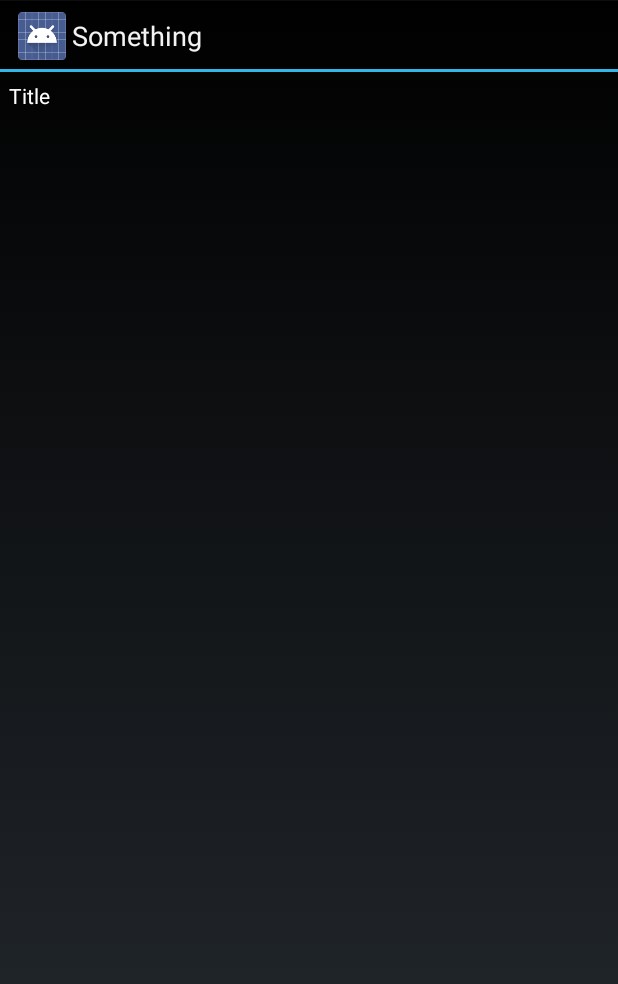
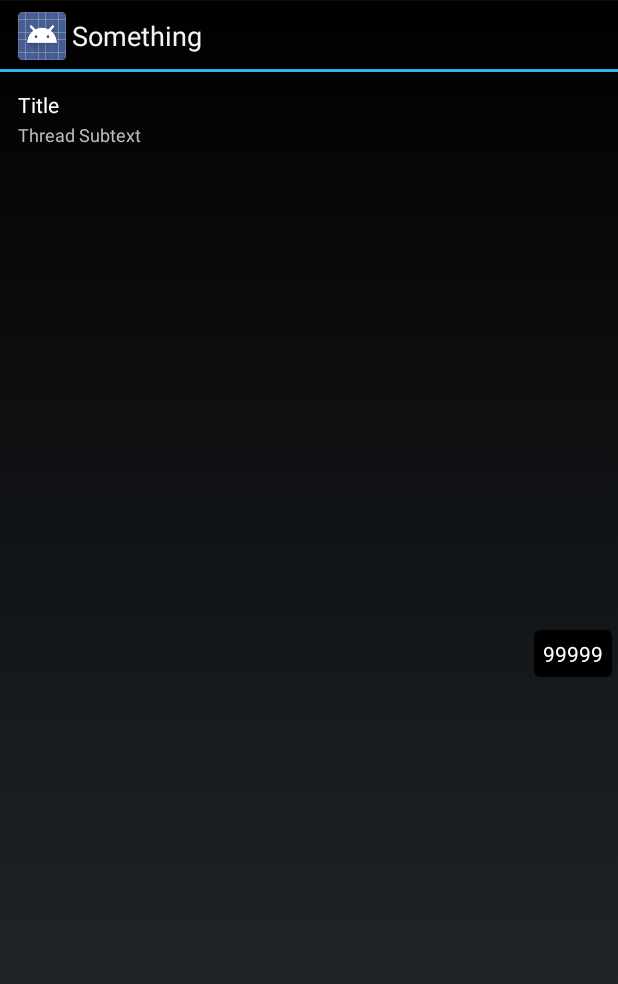
Before and after one commit to 2fast2fourier/something.apk, an Android app: the layout thread_item.xml on its own in the app's theme, with its tools: preview values and no code run, on a phone screen of 412 x 824 dp. Shown: the top 984 px of the screen. Run offline under Robolectric (Android 15) with nearby library versions, the phone set to English and light mode, and no system bars.

Commit message:
Remove sliding menu, use inline forum item. Clean up thread list.

```diff
--- a/Something/src/main/java/com/salvadordalvik/something/ForumListFragment.java
+++ b/Something/src/main/java/com/salvadordalvik/something/ForumListFragment.java
@@ -8,7 +8,7 @@ import android.widget.ListView;
 import com.salvadordalvik.fastlibrary.FastFragment;
 import com.salvadordalvik.fastlibrary.data.FastQueryTask;
 import com.salvadordalvik.fastlibrary.list.FastAdapter;
-import com.salvadordalvik.something.data.ForumItem;
+import com.salvadordalvik.something.list.ForumItem;
 import com.salvadordalvik.something.data.SomeDatabase;
 
 import java.util.List;
--- a/Something/src/main/java/com/salvadordalvik/something/data/ForumItem.java
+++ b/Something/src/main/java/com/salvadordalvik/something/list/ForumItem.java
@@ -1,4 +1,4 @@
-package com.salvadordalvik.something.data;
+package com.salvadordalvik.something.list;
 
 import android.app.Activity;
 import android.app.Fragment;
@@ -19,12 +19,12 @@ public class ForumItem extends BaseFastItem<ForumItem.ForumHolder> {
     private Spanned title;
 
     public ForumItem(int id, String title) {
-        super(R.layout.thread_item, id, 0, true);
+        super(R.layout.thread_item, id, true);
         this.title = Html.fromHtml(title);
     }
 
     public ForumItem(Cursor data) {
-        super(R.layout.thread_item, data.getInt(data.getColumnIndex("forum_id")), 0, true);
+        super(R.layout.thread_item, data.getInt(data.getColumnIndex("forum_id")), true);
         title = Html.fromHtml(data.getString(data.getColumnIndex("forum_name")));
     }
 
--- a/Something/src/main/java/com/salvadordalvik/something/data/PostItem.java
+++ b/Something/src/main/java/com/salvadordalvik/something/list/PostItem.java
@@ -1,4 +1,4 @@
-package com.salvadordalvik.something.data;
+package com.salvadordalvik.something.list;
 
 import android.app.Activity;
 import android.app.Fragment;
@@ -23,7 +23,7 @@ public class PostItem extends BaseFastItem<PostItem.PostHolder> implements Html.
     private Spanned content;
 
     public PostItem(int id, String author, String avTitle, String avatar, String content, String postDate) {
-        super(R.layout.post_item, id, 0, false);
+        super(R.layout.post_item, id, false);
         this.author = author;
         this.avatar = avatar;
         this.avTitle = avTitle;
--- a/Something/src/main/java/com/salvadordalvik/something/request/ThreadListRequest.java
+++ b/Something/src/main/java/com/salvadordalvik/something/request/ThreadListRequest.java
@@ -6,7 +6,7 @@ import com.android.volley.NetworkResponse;
 import com.android.volley.Request;
 import com.android.volley.Response;
 import com.salvadordalvik.something.data.ForumProcessTask;
-import com.salvadordalvik.something.data.ThreadItem;
+import com.salvadordalvik.something.list.ThreadItem;
 
 import org.jsoup.nodes.Document;
 import org.jsoup.nodes.Element;
--- a/Something/src/main/java/com/salvadordalvik/something/request/ThreadPageRequest.java
+++ b/Something/src/main/java/com/salvadordalvik/something/request/ThreadPageRequest.java
@@ -6,7 +6,7 @@ import com.android.volley.NetworkResponse;
 import com.android.volley.Request;
 import com.android.volley.Response;
 import com.salvadordalvik.fastlibrary.util.FastUtils;
-import com.salvadordalvik.something.data.PostItem;
+import com.salvadordalvik.something.list.PostItem;
 
 import org.jsoup.nodes.Document;
 import org.jsoup.nodes.Element;
@@ -27,6 +27,8 @@ public class ThreadPageRequest extends HTMLRequest<ThreadPageRequest.ThreadPage>
         }else{
             addParam("goto", "newpost");
         }
+        //TODO remove noseen when mark-last is added
+        addParam("noseen","1");
     }
 
     @Override
--- /dev/null
+++ b/Something/src/main/res/drawable/rounded_corner_background.xml
@@ -0,0 +1,14 @@
+<?xml version="1.0" encoding="utf-8"?>
+
+<shape xmlns:android="http://schemas.android.com/apk/res/android"
+    android:shape="rectangle">
+
+    <solid
+        android:color="#000000"/>
+
+    <corners
+        android:bottomRightRadius="4dp"
+        android:bottomLeftRadius="4dp"
+        android:topLeftRadius="4dp"
+        android:topRightRadius="4dp"/>
+</shape>
--- a/Something/src/main/res/layout/thread_item.xml
+++ b/Something/src/main/res/layout/thread_item.xml
@@ -1,13 +1,39 @@
 <?xml version="1.0" encoding="utf-8"?>
 
 <RelativeLayout xmlns:android="http://schemas.android.com/apk/res/android"
-    android:layout_width="match_parent" android:layout_height="match_parent">
+    android:layout_width="match_parent" android:layout_height="match_parent"
+    android:paddingLeft="12dp"
+    android:paddingTop="12dp"
+    android:paddingBottom="12dp"
+    android:paddingRight="4dp">
 
     <TextView
         android:layout_width="wrap_content"
         android:layout_height="wrap_content"
         android:text="Title"
         android:id="@+id/thread_item_title"
+        android:layout_toLeftOf="@+id/thread_item_unread"
+        android:layout_alignParentLeft="true"
+        android:layout_marginRight="8dp"
+        android:textColor="#FFFFFF" />
+
+    <TextView
+        android:layout_width="wrap_content"
+        android:layout_height="wrap_content"
+        android:text="Thread Subtext"
+        android:id="@+id/thread_item_subtext"
+        android:layout_below="@+id/thread_item_title"
+        android:paddingTop="2dp"
+        android:textSize="12sp" />
+
+    <TextView
+        android:layout_width="wrap_content"
+        android:layout_height="wrap_content"
+        android:text="99999"
+        android:id="@+id/thread_item_unread"
+        android:layout_alignParentRight="true"
+        android:textColor="#FFFFFF"
         android:padding="6dp"
-        android:textColor="#FFFFFF" />
+        android:background="@drawable/rounded_corner_background"
+        android:layout_centerVertical="true" />
 </RelativeLayout>
--- a/Something/src/main/res/values/dimens.xml
+++ b/Something/src/main/res/values/dimens.xml
@@ -6,4 +6,5 @@
         <!-- Per the design guidelines, navigation drawers should be between 240dp and 320dp:
          https://developer.android.com/design/patterns/navigation-drawer.html -->
     <dimen name="navigation_drawer_width">240dp</dimen>
+    <dimen name="nav_list_width">360dp</dimen>
 </resources>
```
Also changed, not shown: Something/src/main/java/com/salvadordalvik/something/MainActivity.java (+19 -36 lines), Something/src/main/java/com/salvadordalvik/something/ThreadListFragment.java (+47 -8 lines), Something/src/main/java/com/salvadordalvik/something/data/ThreadItem.java (deleted, +0 -50 lines), Something/src/main/java/com/salvadordalvik/something/list/MenuItem.java (added, +37 -0 lines), Something/src/main/java/com/salvadordalvik/something/list/StubItem.java (added, +38 -0 lines), Something/src/main/java/com/salvadordalvik/something/list/ThreadItem.java (added, +78 -0 lines), Something/src/main/res/layout/activity_main.xml (+4 -5 lines), Something/src/main/res/layout/divider_item.xml (added, +11 -0 lines), Something/src/main/res/layout/menu_item.xml (added, +13 -0 lines), Something/src/main/res/drawable-xhdpi/divider_background.9.png (added), Something/src/main/res/drawable-xhdpi/divider_foreground.png (added).
